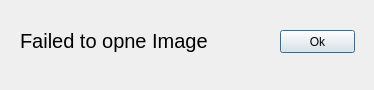
Above: ui/Warning.ui from TheDuggy/ImageClassificationAI before the change. Below: the same form after it.
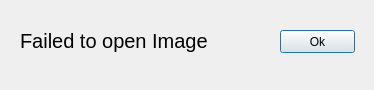
That is the form after the change.

Commit message: Fixed typo and style sheet on Warning.ui

```diff
--- a/ui/Warning.ui
+++ b/ui/Warning.ui
@@ -40,7 +40,7 @@
 font-size: 20px;</string>
    </property>
    <property name="text">
-    <string>Failed to opne Image</string>
+    <string>Failed to open Image</string>
    </property>
   </widget>
  </widget>
```
The commit also changes 2 other files.
